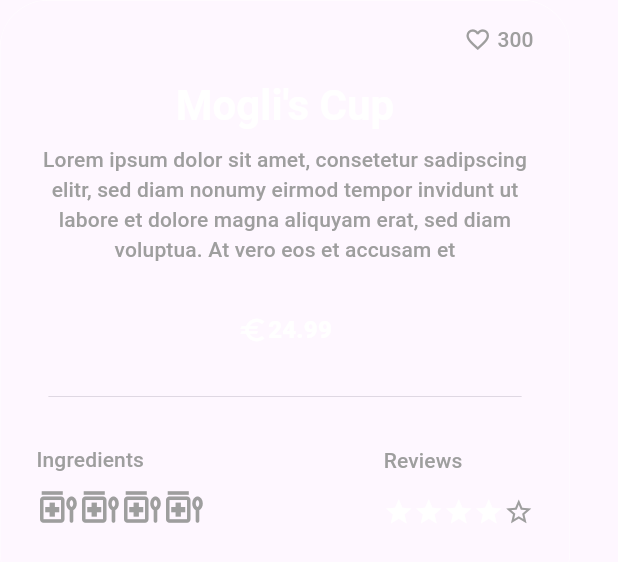
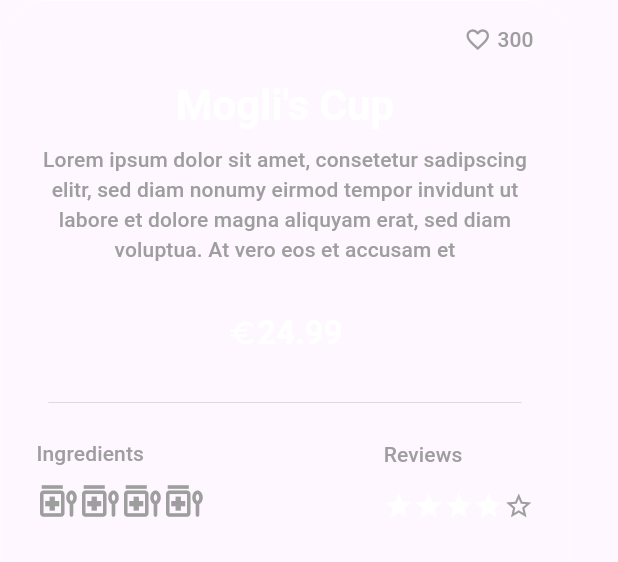
Before and after one commit to Sascha-create/jp_app_challenge, a Flutter app: the BottomSheetDescription widget shown alone on an empty page, opened directly with sample values from the repository, on a phone screen of 412 x 824 dp. Shown: the top 562 px of the screen. Run offline on Flutter 3.47's test engine with Material 3 defaults, Android fonts, the phone set to English and light mode, and no system bars; our stand-ins replace glass.

```diff
--- a/jp_app_challenge/lib/features/bottomsheet/custom_bottom_sheet.dart
+++ b/jp_app_challenge/lib/features/bottomsheet/custom_bottom_sheet.dart
@@ -1,11 +1,9 @@
 import 'package:flutter/material.dart';
-import 'package:glass/glass.dart';
-import 'package:jp_app_challenge/dish_item.dart';
+import 'package:jp_app_challenge/repositories/dish_item.dart';
 import 'package:jp_app_challenge/features/widgets/bottom_sheet_description.dart';
 import 'package:jp_app_challenge/widgets/fancy_button.dart';
 import 'package:jp_app_challenge/features/widgets/number_button.dart';
 import 'package:jp_app_challenge/features/widgets/size_button.dart';
-import 'package:jp_app_challenge/widgets/top_card.dart';
 
 class CustomBottomSheet extends StatelessWidget {
   const CustomBottomSheet({
@@ -46,6 +44,7 @@ class CustomBottomSheet extends StatelessWidget {
                     padding: const EdgeInsets.symmetric(vertical: 32.0),
                     child: FancyButton(
                         width: 390,
+                        height: 48,
                         text: "Add to order for ${currentItem.price}"),
                   ),
                 ],
--- a/jp_app_challenge/lib/features/widgets/bottom_sheet_description.dart
+++ b/jp_app_challenge/lib/features/widgets/bottom_sheet_description.dart
@@ -1,6 +1,6 @@
 import 'package:flutter/material.dart';
 import 'package:glass/glass.dart';
-import 'package:jp_app_challenge/dish_item.dart';
+import 'package:jp_app_challenge/repositories/dish_item.dart';
 
 class BottomSheetDescription extends StatelessWidget {
   const BottomSheetDescription({
@@ -37,7 +37,9 @@ class BottomSheetDescription extends StatelessWidget {
                       size: 18,
                     ),
                   ),
-                  Text(style: Theme.of(context).textTheme.labelLarge, "${currentItem.points}")
+                  Text(
+                      style: Theme.of(context).textTheme.labelLarge,
+                      "${currentItem.points}")
                 ],
               ),
             ),
@@ -46,7 +48,7 @@ class BottomSheetDescription extends StatelessWidget {
                 currentItem.title),
             Padding(
               padding:
-                  const EdgeInsets.symmetric(horizontal: 16.0, vertical: 8),
+                  const EdgeInsets.symmetric(horizontal: 24.0, vertical: 8),
               child: Text(
                   textAlign: TextAlign.center,
                   style: Theme.of(context).textTheme.labelLarge,
@@ -60,7 +62,9 @@ class BottomSheetDescription extends StatelessWidget {
                 mainAxisAlignment: MainAxisAlignment.center,
                 children: [
                   const Icon(Icons.euro),
-                  Text(style: Theme.of(context).textTheme.titleMedium, "${currentItem.price}")
+                  Text(
+                      style: Theme.of(context).textTheme.titleLarge,
+                      "${currentItem.price}")
                 ],
               ),
             ),
@@ -71,7 +75,7 @@ class BottomSheetDescription extends StatelessWidget {
             ),
             Padding(
               padding:
-                  const EdgeInsets.symmetric(horizontal: 24.0, vertical: 24),
+                  const EdgeInsets.symmetric(horizontal: 24.0, vertical: 16),
               child: Row(
                 mainAxisAlignment: MainAxisAlignment.spaceBetween,
                 children: [
--- a/jp_app_challenge/lib/features/widgets/number_button.dart
+++ b/jp_app_challenge/lib/features/widgets/number_button.dart
@@ -1,5 +1,5 @@
 import 'package:flutter/material.dart';
-import 'package:jp_app_challenge/features/bottomsheet/custom_bottom_sheet.dart';
+
 
 class NumberButton extends StatefulWidget {
   const NumberButton({super.key});
@@ -28,7 +28,7 @@ class _NumberButtonState extends State<NumberButton> {
         IconButton.outlined(
             onPressed: () {
               setState(() {
-                number = number + 1;
+                number++;
               });
             },
             icon: const Icon(Icons.add)),
--- a/jp_app_challenge/lib/dish_data.dart
+++ b/jp_app_challenge/lib/repositories/dish_data.dart
@@ -1,4 +1,4 @@
-import 'package:jp_app_challenge/dish_item.dart';
+import 'package:jp_app_challenge/repositories/dish_item.dart';
 
 List<DishItem> dishItems = [
   DishItem(
--- a/jp_app_challenge/lib/screens/start_screen.dart
+++ b/jp_app_challenge/lib/screens/start_screen.dart
@@ -56,7 +56,7 @@ class StartScreen extends StatelessWidget {
                       ),
                       const Padding(
                         padding: EdgeInsets.only(top: 16.0),
-                        child: FancyButton(width: 180, text: "Order Now"),
+                        child: FancyButton(width: 180,height: 48, text: "Order Now"),
                       ),
                     ],
                   ),
```
Also changed, not shown: jp_app_challenge/lib/screens/home_screen.dart (+23 -9 lines), jp_app_challenge/lib/widgets/category_button.dart (added, +22 -0 lines), jp_app_challenge/lib/widgets/dish_card.dart (+6 -4 lines), jp_app_challenge/lib/widgets/fancy_button.dart (+4 -3 lines), jp_app_challenge/lib/widgets/top_card.dart (+3 -4 lines), jp_app_challenge/lib/repositories/dish_item.dart (renamed from jp_app_challenge/lib/dish_item.dart).
